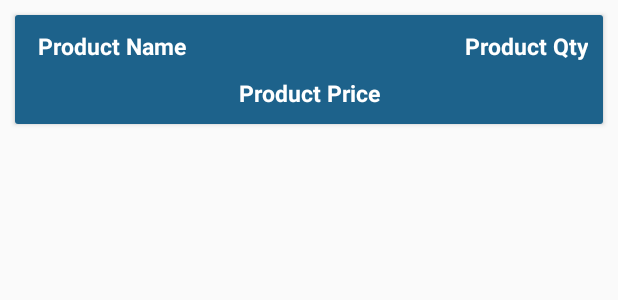
After one commit to razr130/SC_ECommerce, an Android app: the layout cart_items_layout.xml on its own in the app's theme, with its tools: preview values and no code run, on a phone screen of 412 x 824 dp. The commit adds this screen. Shown: the top 300 px of the screen. Run offline under Robolectric (Android 15) with nearby library versions, the phone set to English and light mode, and no system bars.

Commit message:
show cart list

```diff
--- a/app/build.gradle
+++ b/app/build.gradle
@@ -34,6 +34,7 @@ dependencies {
     implementation 'com.android.support:design:28.0.0'
     implementation 'de.hdodenhof:circleimageview:3.0.0'
     implementation 'com.theartofdev.edmodo:android-image-cropper:2.7.+'
+    implementation 'com.cepheuen.elegant-number-button:lib:1.0.2'
     testImplementation 'junit:junit:4.12'
     androidTestImplementation 'com.android.support.test:runner:1.0.2'
     androidTestImplementation 'com.android.support.test.espresso:espresso-core:3.0.2'
--- a/app/src/main/java/com/example/sc_ecommerce/LoginActivity.java
+++ b/app/src/main/java/com/example/sc_ecommerce/LoginActivity.java
@@ -118,6 +118,7 @@ public class LoginActivity extends AppCompatActivity {
                 if(dataSnapshot.child(parentDbName).child(phone).exists()){
 
                     Users userdata = dataSnapshot.child(parentDbName).child(phone).getValue(Users.class);
+
                     if(userdata.getPhone().equals(phone))
                     {
                         if(userdata.getPassword().equals(password))
--- a/app/src/main/java/com/example/sc_ecommerce/SettingsActivity.java
+++ b/app/src/main/java/com/example/sc_ecommerce/SettingsActivity.java
@@ -182,7 +182,7 @@ public class SettingsActivity extends AppCompatActivity {
             }).addOnCompleteListener(new OnCompleteListener<Uri>() {
                 @Override
                 public void onComplete(@NonNull Task<Uri> task) {
-                    Toast.makeText(SettingsActivity.this, "mau masuk proses", Toast.LENGTH_SHORT).show();
+
                     if(task.isSuccessful())
                     {
                         Uri downloadurl = task.getResult();
--- /dev/null
+++ b/app/src/main/res/layout/cart_items_layout.xml
@@ -0,0 +1,50 @@
+<?xml version="1.0" encoding="utf-8"?>
+<android.support.v7.widget.CardView
+    xmlns:android="http://schemas.android.com/apk/res/android"
+    android:layout_width="match_parent"
+    android:layout_height="wrap_content"
+    android:layout_margin="10dp"
+    android:elevation="15dp">
+
+    <RelativeLayout
+        android:layout_width="match_parent"
+        android:layout_height="match_parent"
+        android:background="@color/coloBlueDark"
+        android:padding="10dp">
+        <TextView
+            android:id="@+id/TxtProductNameCart"
+            android:layout_width="160dp"
+            android:layout_height="wrap_content"
+            android:text="Product Name"
+            android:textColor="#ffffff"
+            android:textSize="15dp"
+            android:layout_marginLeft="5dp"
+            android:textStyle="bold"
+            />
+        <TextView
+            android:id="@+id/TxtProductQtyCart"
+            android:layout_width="160dp"
+            android:layout_height="wrap_content"
+            android:text="Product Qty"
+            android:textColor="#ffffff"
+            android:textSize="15dp"
+            android:layout_marginLeft="5dp"
+            android:layout_alignParentEnd="true"
+            android:textAlignment="viewEnd"
+            android:textStyle="bold"
+            />
+        <TextView
+            android:id="@+id/TxtProductPriceCart"
+            android:layout_width="match_parent"
+            android:layout_height="wrap_content"
+            android:text="Product Price"
+            android:textColor="#ffffff"
+            android:textSize="15dp"
+            android:textStyle="bold"
+            android:layout_below="@id/TxtProductNameCart"
+            android:gravity="center"
+            android:layout_marginTop="10dp"
+            />
+
+    </RelativeLayout>
+</android.support.v7.widget.CardView>
```
Also changed, not shown: app/src/main/AndroidManifest.xml (+10 -7 lines), app/src/main/java/com/example/sc_ecommerce/CartActivity.java (added, +77 -0 lines), app/src/main/java/com/example/sc_ecommerce/HomeActivity.java (+16 -5 lines), app/src/main/java/com/example/sc_ecommerce/Model/Cart.java (added, +57 -0 lines), app/src/main/java/com/example/sc_ecommerce/ProductDetailActivity.java (added, +141 -0 lines), app/src/main/java/com/example/sc_ecommerce/RegisterActivity.java (+61 -3 lines), app/src/main/java/com/example/sc_ecommerce/ViewHolder/CartViewHolder.java (added, +39 -0 lines), app/src/main/res/layout/activity_cart.xml (added, +49 -0 lines), app/src/main/res/layout/activity_product_detail.xml (added, +79 -0 lines).
